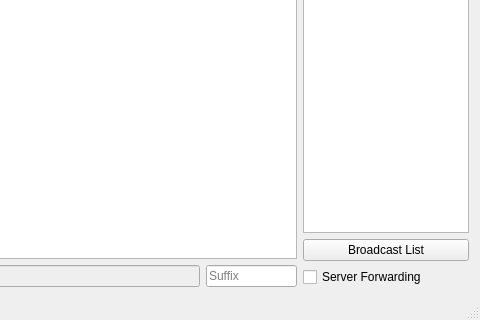
Old version of the form yvEncryptedChat/mainwindow.ui in the repository yvbbrjdr/yvEP; both pictures show x 275 to 755 and y 224 to 544 of the 755 by 544 pixel window.
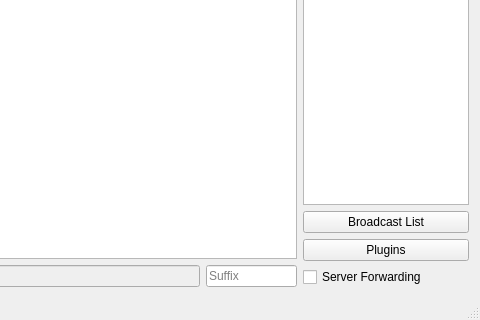
New version of the form.

Commit message: Promote plugin system

What changed in the file:
```diff
--- a/yvEncryptedChat/mainwindow.ui
+++ b/yvEncryptedChat/mainwindow.ui
@@ -96,6 +96,13 @@
         </property>
        </widget>
       </item>
+      <item>
+       <widget class="QPushButton" name="PluginsButton">
+        <property name="text">
+         <string>Plugins</string>
+        </property>
+       </widget>
+      </item>
       <item>
        <widget class="QCheckBox" name="ServerForward">
         <property name="text">
```
The commit also changes 19 other files.
